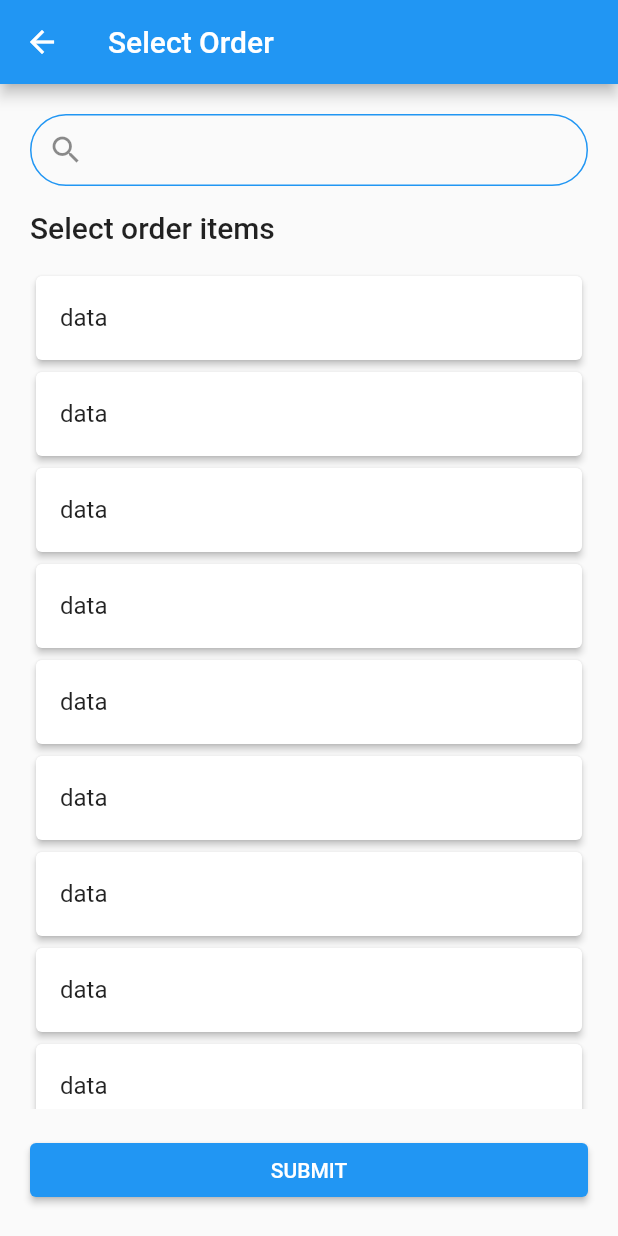
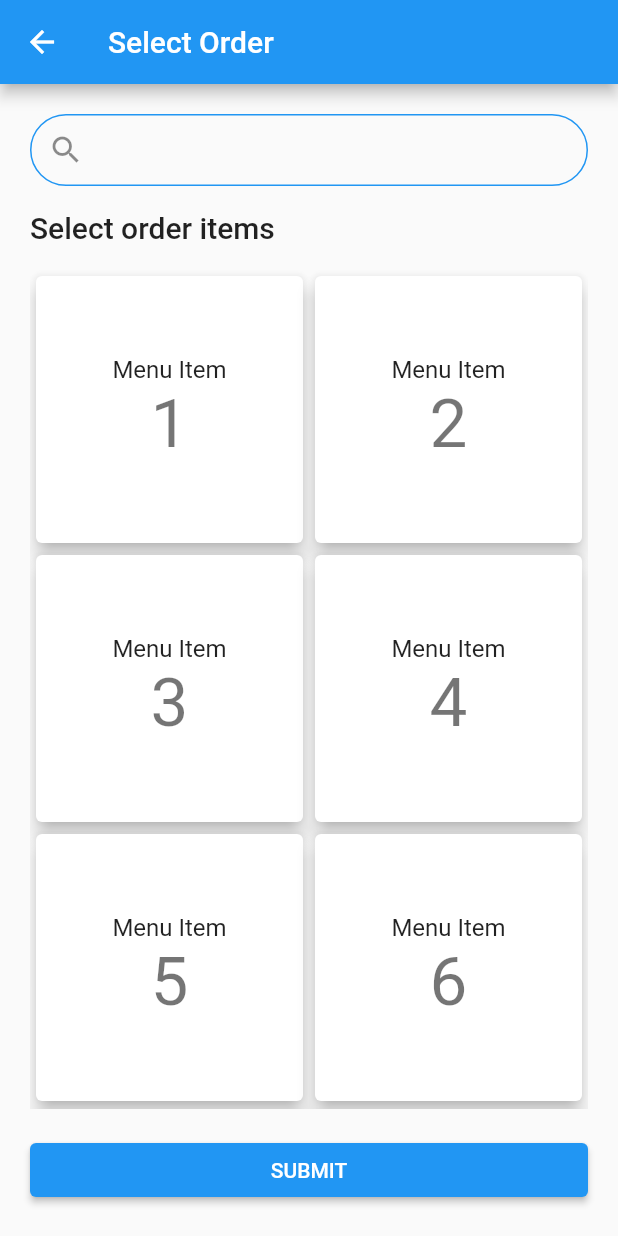
Before and after one commit to SrijanNeoSoftware/restaurantTableApp, a Flutter app: the PlaceOrderScreen screen opened directly, on a phone screen of 412 x 824 dp. Run offline on Flutter 3.47's test engine with Material 2 defaults, Android fonts, the phone set to English and light mode, and no system bars; our stand-ins replace dio.

Commit message:
Menu items select and add to the list

```diff
--- a/lib/screens/place_order_screen/place_order_screen.dart
+++ b/lib/screens/place_order_screen/place_order_screen.dart
@@ -1,11 +1,20 @@
 import 'package:flutter/material.dart';
 import 'package:restaurant_table_app/utils/ui_helper.dart';
 
-class PlaceOrderScreen extends StatelessWidget {
-  PlaceOrderScreen({Key? key}) : super(key: key);
+class PlaceOrderScreen extends StatefulWidget {
+  const PlaceOrderScreen({Key? key}) : super(key: key);
+
+  @override
+  State<PlaceOrderScreen> createState() => _PlaceOrderScreenState();
+}
+
+class _PlaceOrderScreenState extends State<PlaceOrderScreen> {
   final TextEditingController _searchTextEditingController =
       TextEditingController();
+
   final List<int> text = List.generate(50, (index) => index);
+
+  final List selectedList = [];
 
   @override
   Widget build(BuildContext context) {
@@ -50,12 +59,28 @@ class PlaceOrderScreen extends StatelessWidget {
             ),
             UIHelper.verticalSpaceSmall(context),
             Expanded(
-              child: SingleChildScrollView(
-                child: Column(
-                  crossAxisAlignment: CrossAxisAlignment.start,
-                  children: List.generate(text.length, (index) {
-                    return MenuItemCardBuilder(text: text);
-                  }),
+              child: GridView.builder(
+                addAutomaticKeepAlives: true,
+                cacheExtent: 100.0,
+                primary: false,
+                shrinkWrap: true,
+                itemCount: 20,
+                gridDelegate: const SliverGridDelegateWithFixedCrossAxisCount(
+                    crossAxisCount: 2),
+                itemBuilder: (BuildContext context, int index) => GridItem(
+                  index: index,
+                  isSelected: (bool value) {
+                    setState(() {
+                      if (value) {
+                        selectedList.add(index);
+                      } else {
+                        selectedList.remove(index);
+                      }
+                    });
+                    debugPrint("$index : $value");
+                    debugPrint(selectedList.toString());
+                  },
+                  key: Key(index.toString()),
                 ),
               ),
             ),
@@ -77,20 +102,68 @@ class PlaceOrderScreen extends StatelessWidget {
   }
 }
 
-class MenuItemCardBuilder extends StatelessWidget {
+class GridItem extends StatefulWidget {
   final int? index;
-  final List<int>? text;
+  final ValueChanged<bool>? isSelected;
 
-  const MenuItemCardBuilder({Key? key, this.index, this.text})
-      : super(key: key);
+  const GridItem({Key? key, this.index, this.isSelected}) : super(key: key);
+
+  @override
+  _GridItemState createState() => _GridItemState();
+}
+
+class _GridItemState extends State<GridItem>
+    with AutomaticKeepAliveClientMixin {
+  bool isSelected = false;
 
   @override
   Widget build(BuildContext context) {
-    return const Card(
-      elevation: 2,
-      child: ListTile(
-        title: Text("data"),
+    return InkWell(
+      onTap: () {
+        setState(() {
+          isSelected = !isSelected;
+          widget.isSelected!(isSelected);
+        });
+      },
+      child: Stack(
+        children: <Widget>[
+          Card(
+            color: isSelected ? Colors.black12 : Colors.white,
+            elevation: 5,
+            child: Center(
+              child: Column(
+                mainAxisAlignment: MainAxisAlignment.center,
+                children: [
+                  Text(
+                    "Menu Item",
+                    style: Theme.of(context).textTheme.subtitle1,
+                  ),
+                  Text(
+                    "${widget.index! + 1}",
+                    style: Theme.of(context).textTheme.headline3,
+                  )
+                ],
+              ),
+            ),
+          ),
+          isSelected
+              ? const Align(
+                  alignment: Alignment.bottomRight,
+                  child: Padding(
+                    padding: EdgeInsets.all(8.0),
+                    child: Icon(
+                      Icons.check_circle,
+                      color: Colors.blue,
+                    ),
+                  ),
+                )
+              : Container()
+        ],
       ),
     );
   }
+
+  @override
+  // TODO: implement wantKeepAlive
+  bool get wantKeepAlive => true;
 }
```
Also changed, not shown: lib/screens/menu_screen/menu_screen.dart (+15 -7 lines).
